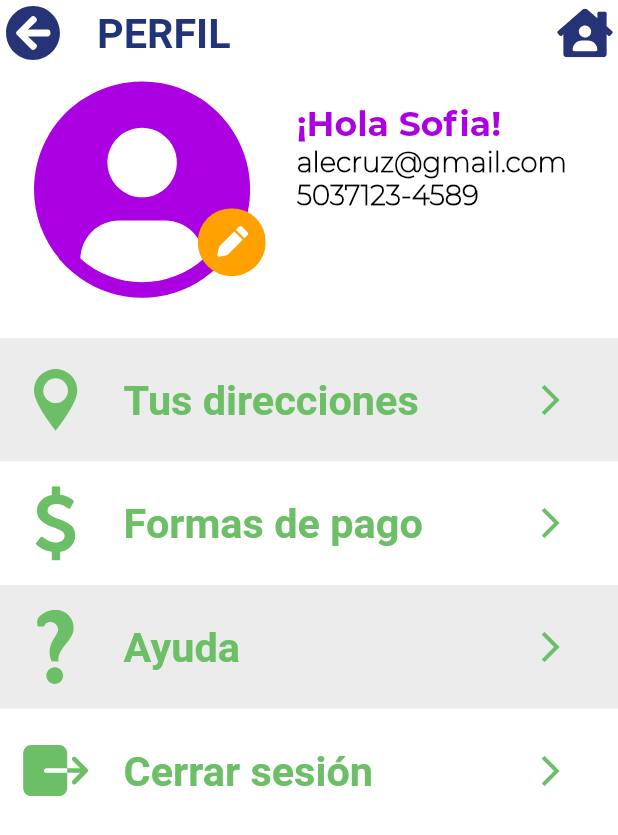
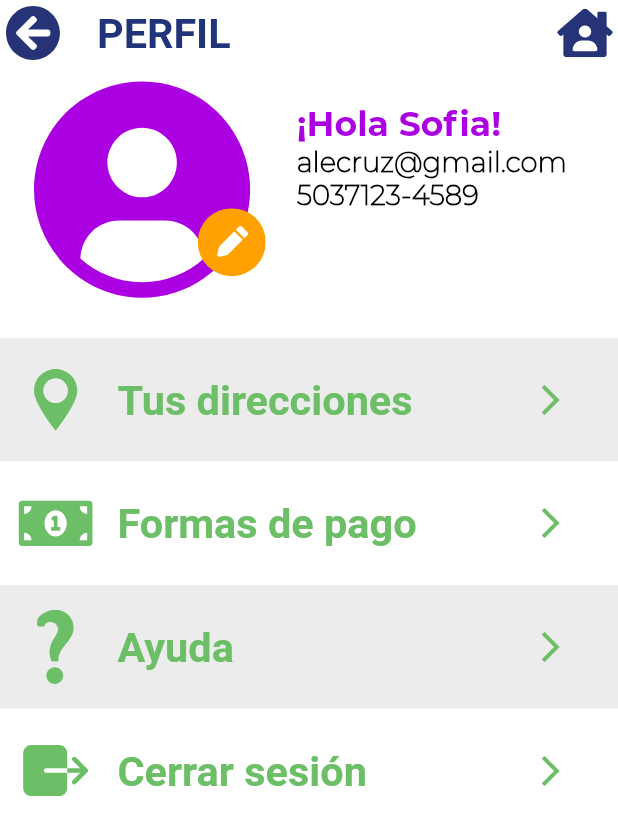
Before and after one commit to mdwcodedevelopers/DeliveryEnviaOficial, a Flutter app: the Profile screen opened by its route, on a phone screen of 412 x 824 dp. Shown: the top 835 px of the screen. Run offline on Flutter 3.47's test engine with Material 2 defaults, Android fonts, the light colour scheme and no system bars; our stand-ins replace animate_do, carousel_slider, flutter_svg, rxdart; missing offline and left inert: flutter_verification_box; Roboto replaces fonts that are missing (RobotoMono); project files that could hold a hidden picture were left out.

Commit message:
Primera pantalla de perfil

```diff
--- a/lib/pages/profile/profie.dart
+++ b/lib/pages/profile/profie.dart
@@ -100,7 +100,7 @@ class Profile extends StatelessWidget {
     return Column(
       children: [
         Tile(image: 'images/Icono_Ubicación.svg', text: 'Tus direcciones', color: getColor()[300]),
-        Tile(image: 'images/Icono_Signo_de_Dollar.svg', text: 'Formas de pago', color: getColor()[400]),
+        Tile(image: 'images/Icono_Billete.svg', text: 'Formas de pago', color: getColor()[400]),
         Tile(image: 'images/Icono_Signo_de_Pregunta.svg', text: 'Ayuda', color: getColor()[300]),
         Tile(image: 'images/Icono_Cerrar_Sesión.svg', text: 'Cerrar sesión', color: getColor()[400]),
       ],
--- a/lib/pages/profile/widgets/tile.dart
+++ b/lib/pages/profile/widgets/tile.dart
@@ -29,14 +29,19 @@ class Tile extends StatelessWidget {
             children: [
               Container(
                 child: Row(
+                  mainAxisAlignment: MainAxisAlignment.start,
                   children: [
-                    SvgPicture.asset(
-                      this.image,
-                      fit: BoxFit.contain,
+                    Container(
                       height: width * 0.12,
                       width: width * 0.12,
-                      color: getColor()[100]),
-                  SizedBox(width: width * 0.05),
+                      child: SvgPicture.asset(
+                        this.image,
+                        fit: BoxFit.contain,
+                        height: width * 0.12,
+                        width: width * 0.12,
+                        color: getColor()[100]),
+                    ),
+                  SizedBox(width: width * 0.04),
                    Text(this.text,
                       textAlign: TextAlign.start,
                       style: TextStyle(
```
Also changed, not shown: images/Icono_Billete.svg (added).
